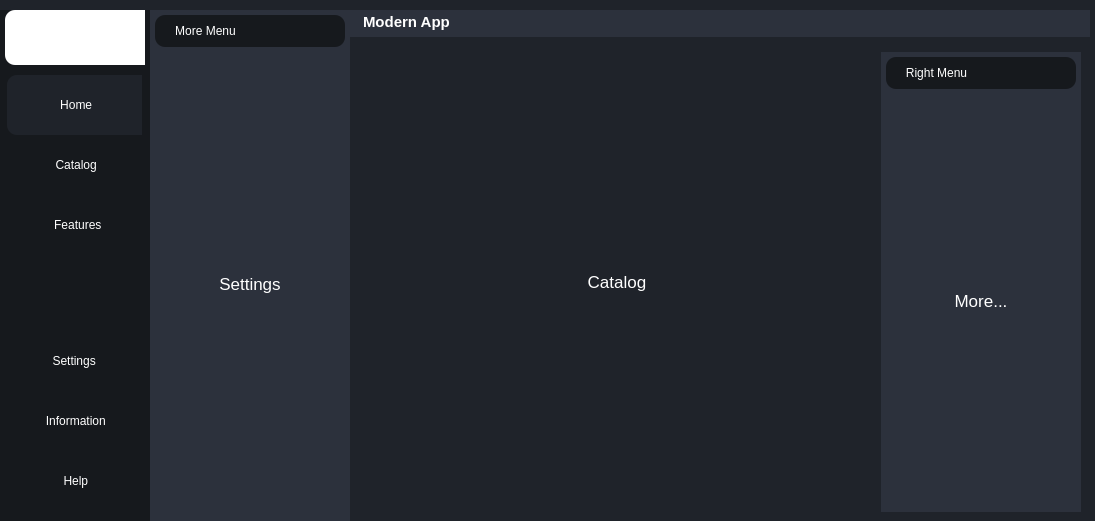
Old version of the form mushrooms/mainwindow.ui in the repository Svetlana-Y/YPPRPO.
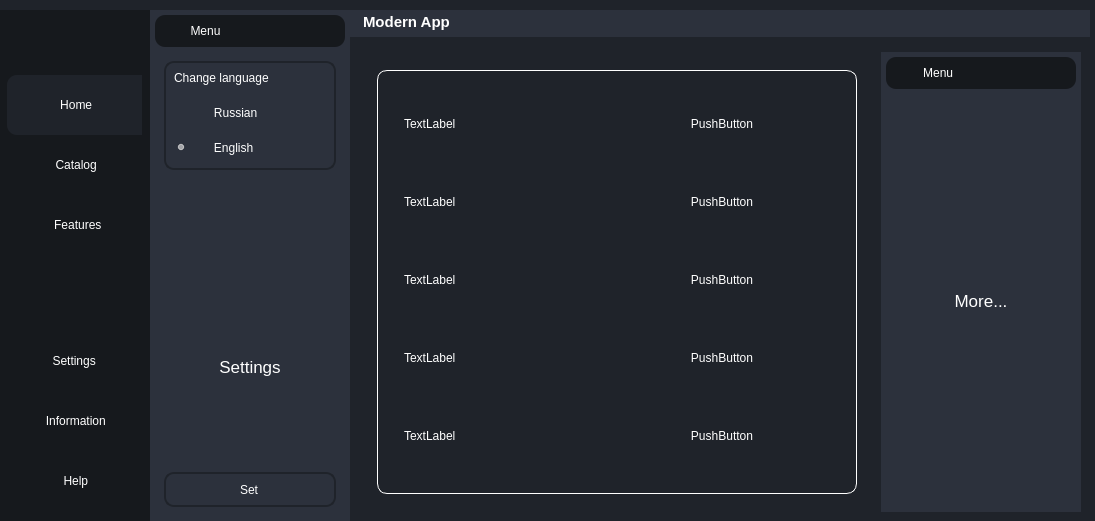
New version of the form. The open tabs and pages were chosen to show the change. Icons and pictures are not drawn.

Patch:
```diff
--- a/mushrooms/mainwindow.ui
+++ b/mushrooms/mainwindow.ui
@@ -148,7 +148,6 @@
                </property>
                <property name="styleSheet">
                 <string notr="true">QPushButton{
-	background-color: #ffffff;
 	height: 45px;
 }
 
@@ -420,6 +419,9 @@
     </item>
     <item alignment="Qt::AlignmentFlag::AlignLeft">
      <widget class="QWidget" name="centerMenuContainer" native="true">
+      <property name="enabled">
+       <bool>true</bool>
+      </property>
       <property name="minimumSize">
        <size>
         <width>200</width>
@@ -478,7 +480,7 @@
              <item>
               <widget class="QLabel" name="label">
                <property name="text">
-                <string>More Menu</string>
+                <string>Menu</string>
                </property>
                <property name="alignment">
                 <set>Qt::AlignmentFlag::AlignCenter</set>
@@ -515,6 +517,85 @@
            <widget class="QStackedWidget" name="menuWidget">
             <widget class="QWidget" name="page">
              <layout class="QVBoxLayout" name="verticalLayout_7">
+              <item alignment="Qt::AlignmentFlag::AlignTop">
+               <widget class="QFrame" name="frame_9">
+                <property name="styleSheet">
+                 <string notr="true">#frame_9 {
+  border: 2px solid #1f232a; 
+  padding: 8 10 8 8;
+  border-radius: 10px;
+}</string>
+                </property>
+                <property name="frameShape">
+                 <enum>QFrame::Shape::StyledPanel</enum>
+                </property>
+                <property name="frameShadow">
+                 <enum>QFrame::Shadow::Raised</enum>
+                </property>
+                <layout class="QVBoxLayout" name="verticalLayout_19">
+                 <property name="spacing">
+                  <number>20</number>
+                 </property>
+                 <property name="leftMargin">
+                  <number>0</number>
+                 </property>
+                 <property name="topMargin">
+                  <number>0</number>
+                 </property>
+                 <property name="rightMargin">
+                  <number>0</number>
+                 </property>
+                 <property name="bottomMargin">
+                  <number>5</number>
+                 </property>
+                 <item>
+                  <widget class="QLabel" name="label_13">
+                   <property name="sizePolicy">
+                    <sizepolicy hsizetype="Preferred" vsizetype="Fixed">
+                     <horstretch>0</horstretch>
+                     <verstretch>0</verstretch>
+                    </sizepolicy>
+                   </property>
+                   <property name="layoutDirection">
+                    <enum>Qt::LayoutDirection::LeftToRight</enum>
+                   </property>
+                   <property name="text">
+                    <string>Change language</string>
+                   </property>
+                   <property name="alignment">
+                    <set>Qt::AlignmentFlag::AlignLeading|Qt::AlignmentFlag::AlignLeft|Qt::AlignmentFlag::AlignVCenter</set>
+                   </property>
+                  </widget>
+                 </item>
+                 <item>
+                  <widget class="QRadioButton" name="russiaSettingBtn">
+                   <property name="styleSheet">
+                    <string notr="true"/>
+                   </property>
+                   <property name="text">
+                    <string>      Russian</string>
+                   </property>
+                  </widget>
+                 </item>
+                 <item>
+                  <widget class="QRadioButton" name="englishSettingBtn">
+                   <property name="tabletTracking">
+                    <bool>false</bool>
+                   </property>
+                   <property name="autoFillBackground">
+                    <bool>false</bool>
+                   </property>
+                   <property name="text">
+                    <string>      English</string>
+                   </property>
+                   <property name="checked">
+                    <bool>true</bool>
+                   </property>
+                  </widget>
+                 </item>
+                </layout>
+               </widget>
+              </item>
               <item>
                <widget class="QLabel" name="label_2">
                 <property name="font">
@@ -530,6 +611,26 @@
                 </property>
                </widget>
               </item>
+              <item>
+               <widget class="QPushButton" name="setBtn">
+                <property name="minimumSize">
+                 <size>
+                  <width>0</width>
+                  <height>35</height>
+                 </size>
+                </property>
+                <property name="styleSheet">
+                 <string notr="true">#setBtn {
+  border: 2px solid #1f232a; 
+  padding: 8 10 8 8;
+  border-radius: 10px;
+}</string>
+                </property>
+                <property name="text">
+                 <string>Set</string>
+                </property>
+               </widget>
+              </item>
              </layout>
             </widget>
             <widget class="QWidget" name="page_2">
@@ -901,18 +1002,129 @@
                <widget class="QWidget" name="page_7">
                 <layout class="QVBoxLayout" name="verticalLayout_17">
                  <item>
-                  <widget class="QLabel" name="label_11">
-                   <property name="font">
-                    <font>
-                     <pointsize>13</pointsize>
-                    </font>
+                  <widget class="QScrollArea" name="scrollArea">
+                   <property name="styleSheet">
+                    <string notr="true">#scrollArea {
+  border: 1px solid #fff; 
+  padding: 8 10 8 8;
+  border-radius: 10px;
+}</string>
                    </property>
-                   <property name="text">
-                    <string>Catalog</string>
+                   <property name="widgetResizable">
+                    <bool>true</bool>
                    </property>
-                   <property name="alignment">
-                    <set>Qt::AlignmentFlag::AlignCenter</set>
-                   </property>
+                   <widget class="QWidget" name="scrollAreaWidgetContents">
+                    <property name="geometry">
+                     <rect>
+                      <x>0</x>
+                      <y>0</y>
+                      <width>445</width>
+                      <height>373</height>
+                     </rect>
+                    </property>
+                    <layout class="QVBoxLayout" name="verticalLayout_20">
+                     <item>
+                      <widget class="QWidget" name="widget" native="true">
+                       <layout class="QHBoxLayout" name="horizontalLayout_14">
+                        <item>
+                         <widget class="QLabel" name="label_16">
+                          <property name="text">
+                           <string>TextLabel</string>
+                          </property>
+                         </widget>
+                        </item>
+                        <item>
+                         <widget class="QPushButton" name="pushButton_3">
+                          <property name="text">
+                           <string>PushButton</string>
+                          </property>
+                         </widget>
+                        </item>
+                       </layout>
+                      </widget>
+                     </item>
+                     <item>
+                      <widget class="QWidget" name="widget_5" native="true">
+                       <layout class="QHBoxLayout" name="horizontalLayout_13">
+                        <item>
+                         <widget class="QLabel" name="label_15">
+                          <property name="text">
+                           <string>TextLabel</string>
+                          </property>
+                         </widget>
+                        </item>
+                        <item>
+                         <widget class="QPushButton" name="pushButton_4">
+                          <property name="text">
+                           <string>PushButton</string>
+                          </property>
+                         </widget>
+                        </item>
+                       </layout>
+                      </widget>
+                     </item>
+                     <item>
+                      <widget class="QWidget" name="widget_3" native="true">
+                       <layout class="QHBoxLayout" name="horizontalLayout_12">
+                        <item>
+                         <widget class="QLabel" name="label_14">
+                          <property name="text">
+                           <string>TextLabel</string>
+                          </property>
+                         </widget>
+                        </item>
+                        <item>
+                         <widget class="QPushButton" name="pushButton_8">
+                          <property name="text">
+                           <string>PushButton</string>
+                          </property>
+                         </widget>
+                        </item>
+                       </layout>
+                      </widget>
+                     </item>
+                     <item>
+                      <widget class="QWidget" name="widget_4" native="true">
+                       <layout class="QHBoxLayout" name="horizontalLayout_10">
+                        <item>
+                         <widget class="QLabel" name="label_11">
+                          <property name="text">
+                           <string>TextLabel</string>
+                          </property>
+                         </widget>
+                        </item>
+                        <item>
+                         <widget class="QPushButton" name="pushButton_2">
+                          <property name="text">
+                           <string>PushButton</string>
+                          </property>
+                         </widget>
+                        </item>
+                       </layout>
+                      </widget>
+                     </item>
+                     <item>
+                      <widget class="QWidget" name="widget_2" native="true">
+                       <layout class="QHBoxLayout" name="horizontalLayout_11">
+                        <item>
+                         <widget class="QLabel" name="label_17">
+                          <property name="text">
+                           <string>TextLabel</string>
+                          </property>
+                         </widget>
+                        </item>
+                        <item>
+                         <widget class="QPushButton" name="pushButton_9">
+                          <property name="text">
+                           <string>PushButton</string>
+                          </property>
+                         </widget>
+                        </item>
+                       </layout>
+                      </widget>
+                     </item>
+                    </layout>
+                   </widget>
                   </widget>
                  </item>
                 </layout>
@@ -1001,7 +1213,7 @@
                    <item>
                     <widget class="QLabel" name="label_7">
                      <property name="text">
-                      <string>Right Menu</string>
+                      <string> Menu</string>
                      </property>
                      <property name="alignment">
                       <set>Qt::AlignmentFlag::AlignCenter</set>
```
Left out of the diff: 59 changed lines with no effect on the pictures.
